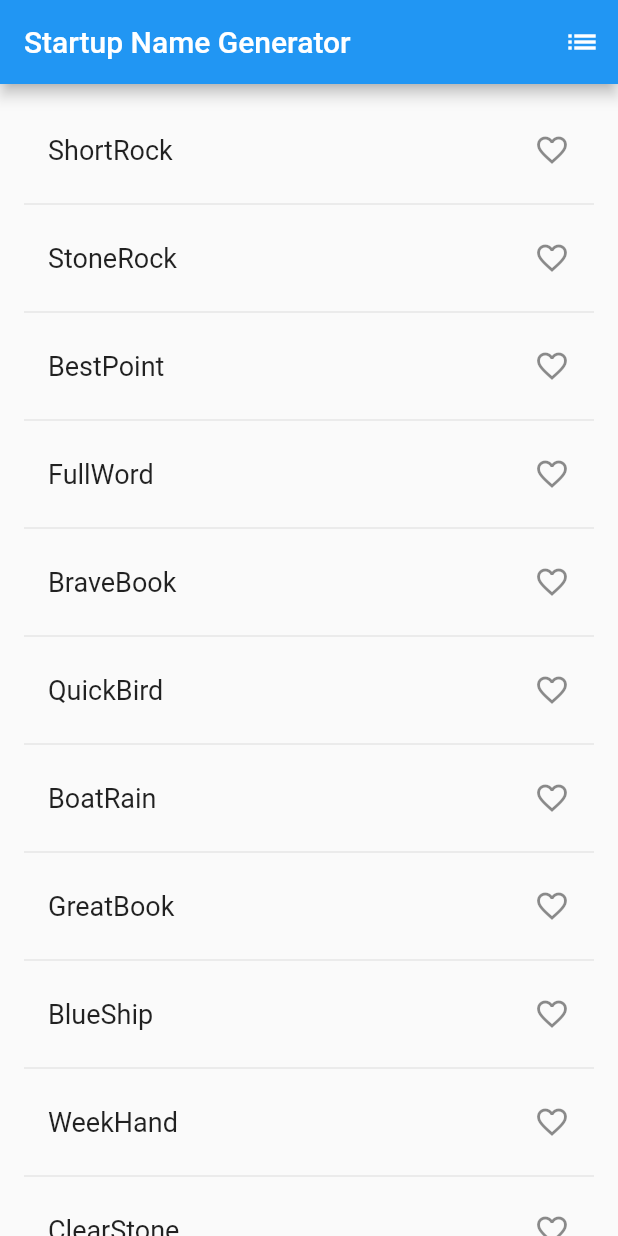
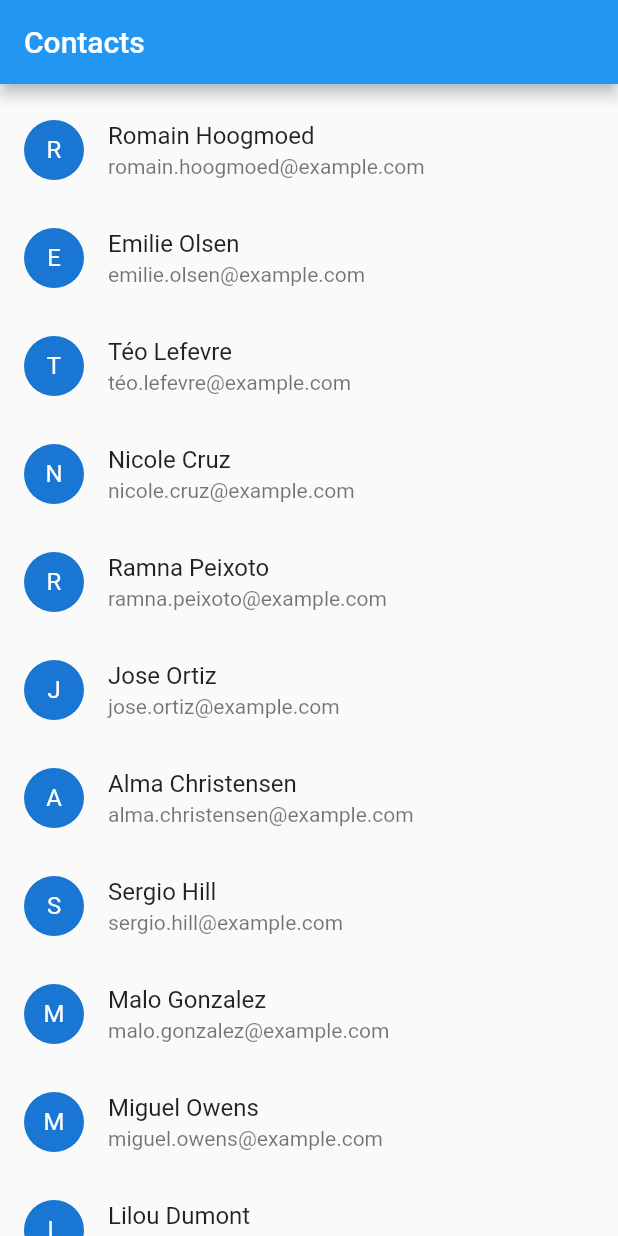
Before and after one commit to ChangJoo-Park/flutter-sample-contacts, a Flutter app: the screen it shows after launch, on a phone screen of 412 x 824 dp. Run offline on Flutter 3.47's test engine with Material 2 defaults, Android fonts, the phone set to English and light mode, and no system bars.

Commit message:
Update example for Contacts (temporarily)

```diff
--- /dev/null
+++ b/lib/contact_data.dart
@@ -0,0 +1,74 @@
+
+class Contact {
+  final String fullName;
+  final String email;
+
+  const Contact({this.fullName, this.email});
+}
+
+const kContacts = const <Contact>[
+    const Contact(
+      fullName: 'Romain Hoogmoed',
+      email:'romain.hoogmoed@example.com'
+    ),
+    const Contact(
+      fullName: 'Emilie Olsen',
+      email:'emilie.olsen@example.com'
+    ),
+    const Contact(
+      fullName: 'Téo Lefevre',
+      email:'téo.lefevre@example.com'
+    ),
+    const Contact(
+      fullName: 'Nicole Cruz',
+      email:'nicole.cruz@example.com'
+    ),
+    const Contact(
+      fullName: 'Ramna Peixoto',
+      email:'ramna.peixoto@example.com'
+    ),
+    const Contact(
+      fullName: 'Jose Ortiz',
+      email:'jose.ortiz@example.com'
+    ),
+    const Contact(
+      fullName: 'Alma Christensen',
+      email:'alma.christensen@example.com'
+    ),
+    const Contact(
+      fullName: 'Sergio Hill',
+      email:'sergio.hill@example.com'
+    ),
+    const Contact(
+      fullName: 'Malo Gonzalez',
+      email:'malo.gonzalez@example.com'
+    ),
+    const Contact(
+      fullName: 'Miguel Owens',
+      email:'miguel.owens@example.com'
+    ),
+    const Contact(
+      fullName: 'Lilou Dumont',
+      email:'lilou.dumont@example.com'
+    ),
+    const Contact(
+      fullName: 'Ashley Stewart',
+      email:'ashley.stewart@example.com'
+    ),
+    const Contact(
+      fullName: 'Roman Zhang',
+      email:'roman.zhang@example.com'
+    ),
+    const Contact(
+      fullName: 'Ryan Roberts',
+      email:'ryan.roberts@example.com'
+    ),
+    const Contact(
+      fullName: 'Sadie Thomas',
+      email:'sadie.thomas@example.com'
+    ),
+    const Contact(
+      fullName: 'Belen Serrano',
+      email:'belen.serrano@example.com '
+    )
+  ];
--- /dev/null
+++ b/lib/contact_view.dart
@@ -0,0 +1,55 @@
+import 'package:flutter/material.dart';
+import 'contact_data.dart';
+
+class ContactsPage extends StatelessWidget {
+  @override
+  Widget build(BuildContext context) {
+    return Scaffold(
+        appBar: AppBar(
+          title: Text("Contacts"),
+        ),
+        body: Container(
+          child: ContactList(kContacts),
+        )
+      );
+  }
+}
+
+class ContactList extends StatelessWidget {
+  final List<Contact> _contacts;
+
+  ContactList(this._contacts);
+
+  @override
+  Widget build(BuildContext context) {
+    return ListView.builder(
+      padding: EdgeInsets.symmetric(vertical: 8.0),
+      itemCount: _contacts.length,
+      itemBuilder: _buildContacts,
+    );
+  }
+
+  Widget _buildContacts(context, index) {
+    return ContactItem(_contacts[index]);
+  }
+}
+
+class ContactItem extends StatelessWidget {
+  const ContactItem(this.contact);
+
+  final Contact contact;
+
+  Widget _buildTiles(Contact contact) {
+    return ListTile(
+        title: Text(contact.fullName),
+        subtitle: Text(contact.email),
+        leading: CircleAvatar(
+          child: Text(contact.fullName[0]),
+        ));
+  }
+
+  @override
+  Widget build(BuildContext context) {
+    return _buildTiles(contact);
+  }
+}
--- a/lib/main.dart
+++ b/lib/main.dart
@@ -1,121 +1,14 @@
 import 'package:flutter/material.dart';
-import 'package:english_words/english_words.dart';
+import 'contact_view.dart';
 
-void main() => runApp(new ListingApp());
-
-class ListingApp extends StatelessWidget {
-  @override
-  Widget build(BuildContext context) {
-    return new MaterialApp(
-      title: 'Startup Name Generator',
-      home: new RandomWords(),
-    );
-  }
+void main() {
+  runApp(
+    new MaterialApp(
+      title: 'Flutter Demo',
+      theme: new ThemeData(
+        primarySwatch: Colors.blue
+      ),
+      home: new ContactsPage()
+    )
+  );
 }
-
-class RandomWords extends StatefulWidget {
-  @override
-  createState() => new RandomWordsState();
-}
-
-class RandomWordsState extends State<RandomWords> {
-  final _suggestions = <WordPair>[];
-  final _saved = new Set<WordPair>();
-  final _biggerFont = const TextStyle(fontSize: 18.0);
-
-  @override
-  Widget build(BuildContext context) {
-    return new Scaffold(
-      appBar: new AppBar(
-        title: new Text('Startup Name Generator'),
-        actions: <Widget>[
-          new IconButton(icon: new Icon(Icons.list), onPressed: _pushSaved),
-        ],
-      ),
-      body: _buildSuggestions(),
-    );
-  }
-
-  Widget _buildSuggestions() {
-    return new ListView.builder(
-        padding: const EdgeInsets.all(16.0),
-        // The itemBuilder callback is called once per suggested word pairing,
-        // and places each suggestion into a ListTile row.
-        // For even rows, the function adds a ListTile row for the word pairing.
-        // For odd rows, the function adds a Divider widget to visually
-        // separate the entries. Note that the divider may be difficult
-        // to see on smaller devices.
-        itemBuilder: (context, i) {
-          // Add a one-pixel-high divider widget before each row in theListView.
-          if (i.isOdd) return new Divider();
-
-          // The syntax "i ~/ 2" divides i by 2 and returns an integer result.
-          // For example: 1, 2, 3, 4, 5 becomes 0, 1, 1, 2, 2.
-          // This calculates the actual number of word pairings in the ListView,
-          // minus the divider widgets.
-          final index = i ~/ 2;
-          // If you've reached the end of the available word pairings...
-          if (index >= _suggestions.length) {
-            // ...then generate 10 more and add them to the suggestions list.
-            _suggestions.addAll(generateWordPairs().take(10));
-          }
-          return _buildRow(_suggestions[index]);
-        });
-  }
-
-  Widget _buildRow(WordPair pair) {
-    final alreadySaved = _saved.contains(pair);
-
-    return new ListTile(
-      title: new Text(
-        pair.asPascalCase,
-        style: _biggerFont,
-      ),
-      trailing: new Icon(
-        alreadySaved ? Icons.favorite : Icons.favorite_border,
-        color: alreadySaved ? Colors.red : null,
-      ),
-      onTap: () {
-        setState(() {
-          if (alreadySaved) {
-            _saved.remove(pair);
-          } else {
-            _saved.add(pair);
-          }
-        });
-      },
-    );
-  }
-
-  void _pushSaved() {
-    Navigator.of(context).push(
-      new MaterialPageRoute(
-        builder: (context) {
-          final tiles = _saved.map(
-            (pair) {
-              return new ListTile(
-                title: new Text(
-                  pair.asPascalCase,
-                  style: _biggerFont,
-                ),
-              );
-            },
-          );
-          final divided = ListTile
-              .divideTiles(
-                context: context,
-                tiles: tiles,
-              )
-              .toList();
-
-          return new Scaffold(
-            appBar: new AppBar(
-              title: new Text('Saved Suggestions'),
-            ),
-            body: new ListView(children: divided),
-          );
-        },
-      ),
-    );
-  }
-}
```
